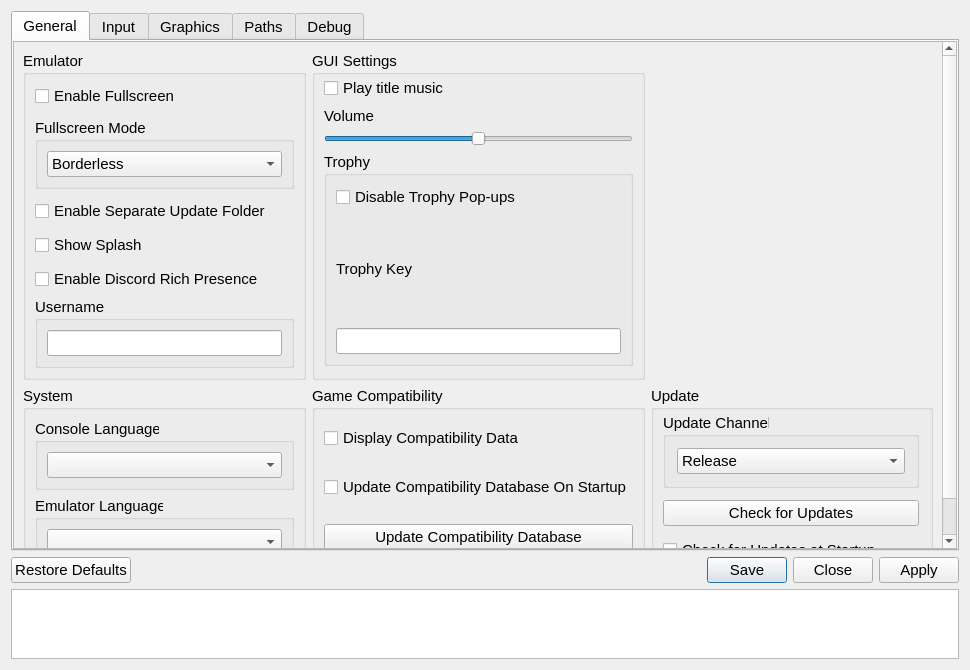
First picture: the form in src/qt_gui/settings_dialog.ui, repository shadps4-emu/shadPS4, before the edit.
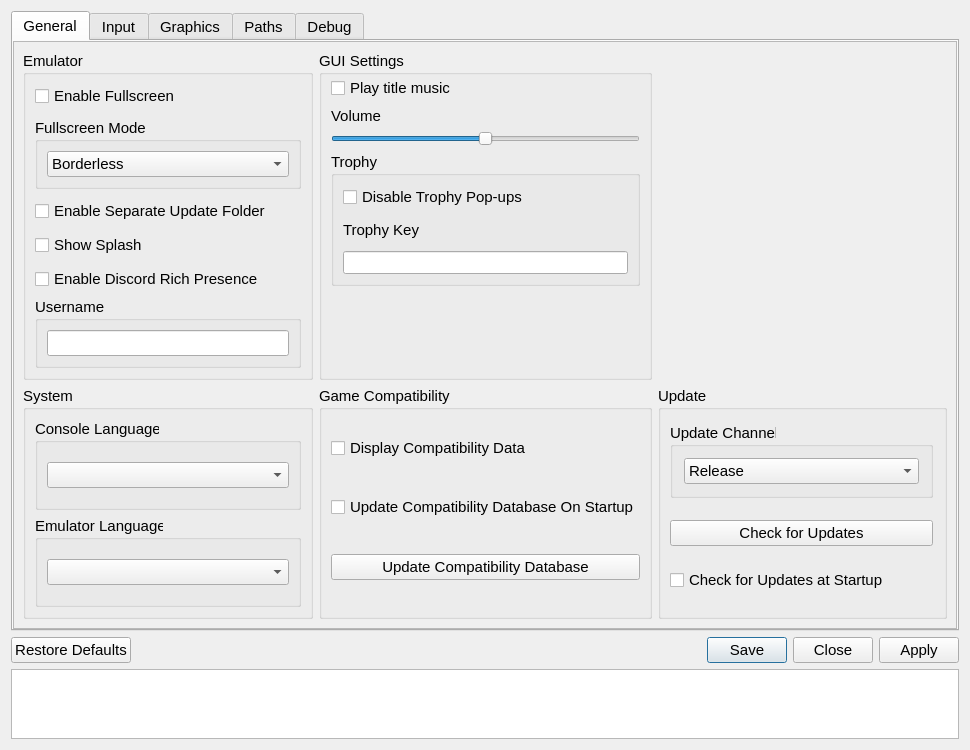
Second picture: the form after the edit. Icons and pictures are not drawn.

```diff
--- a/src/qt_gui/settings_dialog.ui
+++ b/src/qt_gui/settings_dialog.ui
@@ -12,7 +12,7 @@
     <x>0</x>
     <y>0</y>
     <width>970</width>
-    <height>670</height>
+    <height>750</height>
    </rect>
   </property>
   <property name="sizePolicy">
@@ -565,6 +565,9 @@
                    <property name="leftMargin">
                     <number>0</number>
                    </property>
+                   <property name="bottomMargin">
+                    <number>80</number>
+                   </property>
                    <item>
                     <layout class="QHBoxLayout" name="hLayoutTrophy">
                      <item>
@@ -595,6 +598,12 @@
                             <height>0</height>
                            </size>
                           </property>
+                          <property name="font">
+                           <font>
+                            <pointsize>10</pointsize>
+                            <bold>false</bold>
+                           </font>
+                          </property>
                          </widget>
                         </item>
                        </layout>
```
